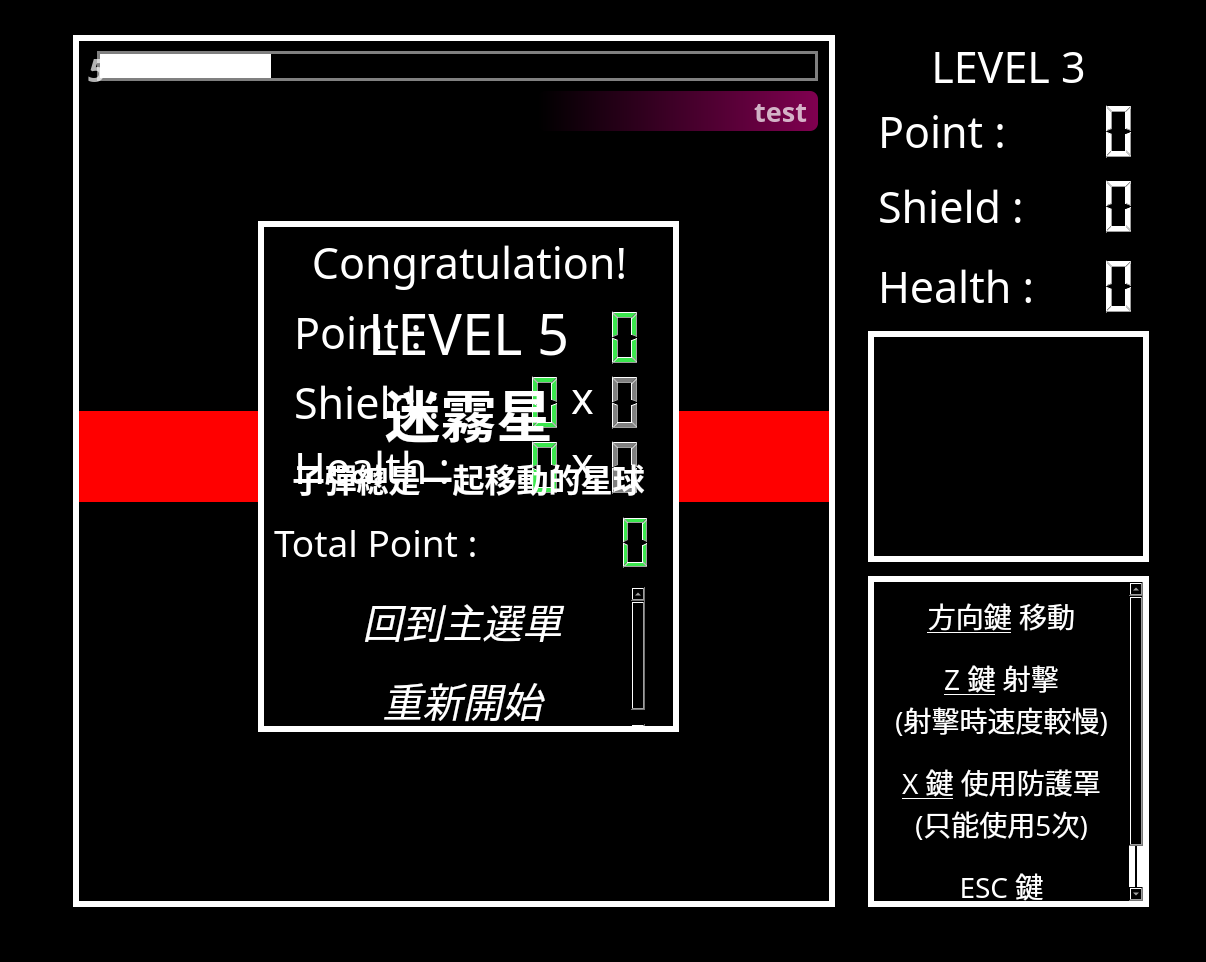
This is mainwindow.ui in alvin5716/Shooting-Game-Space-Defender as Qt 5 draws it before an edit. The edited form follows.
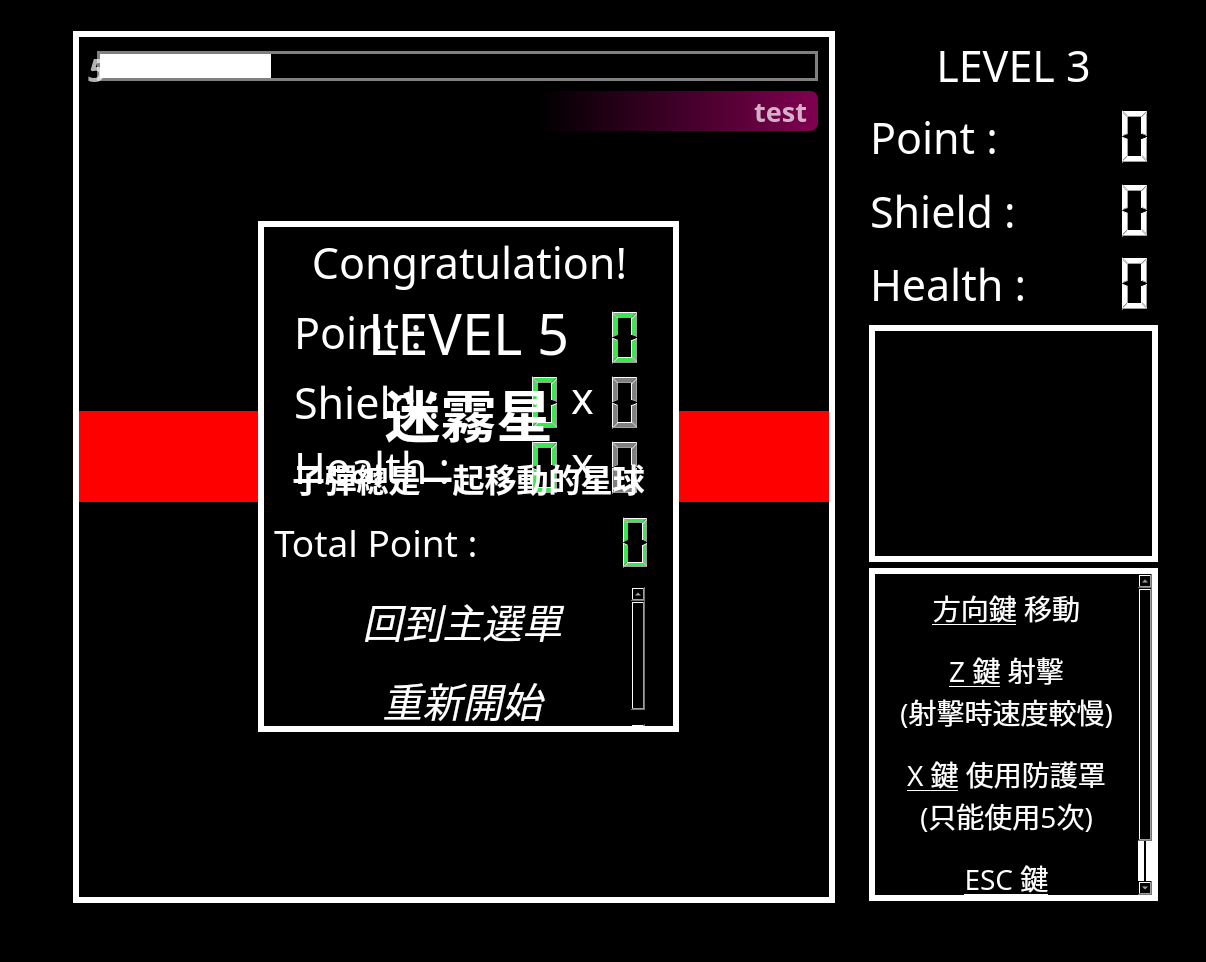
This is the edited form. The open tabs and pages were chosen to show the change. Icons and pictures are not drawn. Custom widgets are drawn as their Qt base class.

Commit message: width uncorrect

What changed in the file:
```diff
--- a/mainwindow.ui
+++ b/mainwindow.ui
@@ -18,8 +18,8 @@
   </property>
   <property name="minimumSize">
    <size>
-    <width>0</width>
-    <height>0</height>
+    <width>1200</width>
+    <height>940</height>
    </size>
   </property>
   <property name="maximumSize">
@@ -46,24 +46,17 @@
    <property name="styleSheet">
     <string notr="true"/>
    </property>
-   <layout class="QHBoxLayout" name="horizontalLayout_2">
-    <item>
-     <widget class="QWidget" name="spaceWidget_2" native="true">
-      <property name="sizePolicy">
-       <sizepolicy hsizetype="Expanding" vsizetype="Preferred">
-        <horstretch>0</horstretch>
-        <verstretch>0</verstretch>
-       </sizepolicy>
-      </property>
-      <property name="styleSheet">
-       <string notr="true"/>
-      </property>
-     </widget>
-    </item>
-    <item>
      <widget class="QStackedWidget" name="stackedWidget">
+    <property name="geometry">
+     <rect>
+      <x>28</x>
+      <y>11</y>
+      <width>1150</width>
+      <height>940</height>
+     </rect>
+    </property>
       <property name="sizePolicy">
-       <sizepolicy hsizetype="Preferred" vsizetype="Maximum">
+     <sizepolicy hsizetype="Maximum" vsizetype="Preferred">
         <horstretch>0</horstretch>
         <verstretch>0</verstretch>
        </sizepolicy>
@@ -155,27 +148,25 @@
        <zorder>QuitButton</zorder>
       </widget>
       <widget class="QWidget" name="GamePage">
-       <widget class="QGraphicsView" name="graphicsView">
-        <property name="geometry">
-         <rect>
-          <x>51</x>
-          <y>30</y>
-          <width>750</width>
-          <height>860</height>
-         </rect>
-        </property>
-       </widget>
        <widget class="QFrame" name="gameFrame">
         <property name="geometry">
          <rect>
           <x>45</x>
-          <y>24</y>
+        <y>20</y>
           <width>762</width>
           <height>872</height>
          </rect>
         </property>
+      <property name="sizePolicy">
+       <sizepolicy hsizetype="Minimum" vsizetype="Minimum">
+        <horstretch>0</horstretch>
+        <verstretch>0</verstretch>
+       </sizepolicy>
+      </property>
         <property name="styleSheet">
-         <string notr="true">border: 6px solid white;</string>
+       <string notr="true">QFrame{
+	border: 6px solid white;
+}</string>
         </property>
         <property name="frameShape">
          <enum>QFrame::StyledPanel</enum>
@@ -183,41 +174,21 @@
         <property name="frameShadow">
          <enum>QFrame::Raised</enum>
         </property>
-       </widget>
-       <widget class="QLCDNumber" name="PlayerLife">
+      <widget class="QGraphicsView" name="graphicsView">
         <property name="geometry">
          <rect>
-          <x>920</x>
-          <y>245</y>
-          <width>221</width>
-          <height>61</height>
+         <x>6</x>
+         <y>6</y>
+         <width>750</width>
+         <height>860</height>
          </rect>
         </property>
         <property name="styleSheet">
-         <string notr="true">color : white;</string>
-        </property>
-       </widget>
-       <widget class="QLabel" name="PlayerLifeLabel">
-        <property name="geometry">
-         <rect>
-          <x>850</x>
-          <y>230</y>
-          <width>171</width>
-          <height>91</height>
-         </rect>
-        </property>
-        <property name="font">
-         <font>
-          <family>Tw Cen MT</family>
-          <pointsize>32</pointsize>
-         </font>
-        </property>
-        <property name="styleSheet">
-         <string notr="true">color: white;</string>
-        </property>
-        <property name="text">
-         <string>Health :</string>
-        </property>
+        <string notr="true">QGraphicsView {
+	border: 0;
+}</string>
+       </property>
+      </widget>
        </widget>
        <widget class="QProgressBar" name="BossHealth">
         <property name="geometry">
@@ -339,115 +310,6 @@
          <set>Qt::AlignCenter</set>
         </property>
        </widget>
-       <widget class="QLabel" name="label_3">
-        <property name="geometry">
-         <rect>
-          <x>850</x>
-          <y>150</y>
-          <width>171</width>
-          <height>91</height>
-         </rect>
-        </property>
-        <property name="font">
-         <font>
-          <family>Tw Cen MT</family>
-          <pointsize>32</pointsize>
-         </font>
-        </property>
-        <property name="styleSheet">
-         <string notr="true">color: white;</string>
-        </property>
-        <property name="text">
-         <string>Shield :</string>
-        </property>
-       </widget>
-       <widget class="QLCDNumber" name="PlayerSkill">
-        <property name="geometry">
-         <rect>
-          <x>920</x>
-          <y>165</y>
-          <width>221</width>
-          <height>61</height>
-         </rect>
-        </property>
-        <property name="styleSheet">
-         <string notr="true">color : white;</string>
-        </property>
-       </widget>
-       <widget class="QLabel" name="label_4">
-        <property name="geometry">
-         <rect>
-          <x>850</x>
-          <y>75</y>
-          <width>131</width>
-          <height>91</height>
-         </rect>
-        </property>
-        <property name="font">
-         <font>
-          <family>Tw Cen MT</family>
-          <pointsize>32</pointsize>
-         </font>
-        </property>
-        <property name="styleSheet">
-         <string notr="true">color: white;</string>
-        </property>
-        <property name="text">
-         <string>Point :</string>
-        </property>
-       </widget>
-       <widget class="QLCDNumber" name="PlayerPoint">
-        <property name="geometry">
-         <rect>
-          <x>920</x>
-          <y>90</y>
-          <width>221</width>
-          <height>61</height>
-         </rect>
-        </property>
-        <property name="styleSheet">
-         <string notr="true">color : white;</string>
-        </property>
-       </widget>
-       <widget class="QTextBrowser" name="textBrowser">
-        <property name="geometry">
-         <rect>
-          <x>840</x>
-          <y>565</y>
-          <width>281</width>
-          <height>331</height>
-         </rect>
-        </property>
-        <property name="font">
-         <font>
-          <family>Abyssinica SIL</family>
-          <pointsize>12</pointsize>
-          <weight>75</weight>
-          <bold>true</bold>
-         </font>
-        </property>
-        <property name="styleSheet">
-         <string notr="true">border: 6px solid white;
-color:white;</string>
-        </property>
-        <property name="html">
-         <string>&lt;!DOCTYPE HTML PUBLIC &quot;-//W3C//DTD HTML 4.0//EN&quot; &quot;http://www.w3.org/TR/REC-html40/strict.dtd&quot;&gt;
-&lt;html&gt;&lt;head&gt;&lt;meta name=&quot;qrichtext&quot; content=&quot;1&quot; /&gt;&lt;style type=&quot;text/css&quot;&gt;
-p, li { white-space: pre-wrap; }
-&lt;/style&gt;&lt;/head&gt;&lt;body style=&quot; font-family:'Abyssinica SIL'; font-size:12pt; font-weight:600; font-style:normal;&quot;&gt;
-&lt;p align=&quot;center&quot; style=&quot; margin-top:0px; margin-bottom:0px; margin-left:0px; margin-right:0px; -qt-block-indent:0; text-indent:0px;&quot;&gt;&lt;span style=&quot; font-size:6px;&quot;&gt; &lt;/span&gt;&lt;/p&gt;
-&lt;p align=&quot;center&quot; style=&quot; margin-top:0px; margin-bottom:0px; margin-left:0px; margin-right:0px; -qt-block-indent:0; text-indent:0px;&quot;&gt;&lt;span style=&quot; font-family:'微軟正黑體'; font-size:28px; font-weight:400; text-decoration: underline;&quot;&gt;方向鍵&lt;/span&gt;&lt;span style=&quot; font-family:'微軟正黑體'; font-size:28px; font-weight:400;&quot;&gt; 移動&lt;/span&gt;&lt;/p&gt;
-&lt;p align=&quot;center&quot; style=&quot; margin-top:0px; margin-bottom:0px; margin-left:0px; margin-right:0px; -qt-block-indent:0; text-indent:0px;&quot;&gt;&lt;span style=&quot; font-family:'微軟正黑體'; font-size:14px; font-weight:400;&quot;&gt; &lt;/span&gt;&lt;/p&gt;
-&lt;p align=&quot;center&quot; style=&quot; margin-top:0px; margin-bottom:0px; margin-left:0px; margin-right:0px; -qt-block-indent:0; text-indent:0px;&quot;&gt;&lt;span style=&quot; font-family:'微軟正黑體'; font-size:28px; font-weight:400; text-decoration: underline;&quot;&gt;Z 鍵&lt;/span&gt;&lt;span style=&quot; font-family:'微軟正黑體'; font-size:28px; font-weight:400;&quot;&gt; 射擊&lt;/span&gt;&lt;/p&gt;
-&lt;p align=&quot;center&quot; style=&quot; margin-top:0px; margin-bottom:0px; margin-left:0px; margin-right:0px; -qt-block-indent:0; text-indent:0px;&quot;&gt;&lt;span style=&quot; font-family:'微軟正黑體'; font-size:28px; font-weight:400;&quot;&gt;(射擊時速度較慢)&lt;/span&gt;&lt;/p&gt;
-&lt;p align=&quot;center&quot; style=&quot; margin-top:0px; margin-bottom:0px; margin-left:0px; margin-right:0px; -qt-block-indent:0; text-indent:0px;&quot;&gt;&lt;span style=&quot; font-family:'微軟正黑體'; font-size:14px; font-weight:400;&quot;&gt; &lt;/span&gt;&lt;/p&gt;
-&lt;p align=&quot;center&quot; style=&quot; margin-top:0px; margin-bottom:0px; margin-left:0px; margin-right:0px; -qt-block-indent:0; text-indent:0px;&quot;&gt;&lt;span style=&quot; font-family:'微軟正黑體'; font-size:28px; font-weight:400; text-decoration: underline;&quot;&gt;X 鍵&lt;/span&gt;&lt;span style=&quot; font-family:'微軟正黑體'; font-size:28px; font-weight:400;&quot;&gt; 使用防護罩&lt;/span&gt;&lt;/p&gt;
-&lt;p align=&quot;center&quot; style=&quot; margin-top:0px; margin-bottom:0px; margin-left:0px; margin-right:0px; -qt-block-indent:0; text-indent:0px;&quot;&gt;&lt;span style=&quot; font-family:'微軟正黑體'; font-size:28px; font-weight:400;&quot;&gt;(只能使用5次)&lt;/span&gt;&lt;/p&gt;
-&lt;p align=&quot;center&quot; style=&quot; margin-top:0px; margin-bottom:0px; margin-left:0px; margin-right:0px; -qt-block-indent:0; text-indent:0px;&quot;&gt;&lt;span style=&quot; font-family:'微軟正黑體'; font-size:14px; font-weight:400;&quot;&gt; &lt;/span&gt;&lt;/p&gt;
-&lt;p align=&quot;center&quot; style=&quot; margin-top:0px; margin-bottom:0px; margin-left:0px; margin-right:0px; -qt-block-indent:0; text-indent:0px;&quot;&gt;&lt;span style=&quot; font-family:'微軟正黑體'; font-size:28px; font-weight:400; text-decoration: underline;&quot;&gt;ESC 鍵&lt;/span&gt;&lt;/p&gt;
-&lt;p align=&quot;center&quot; style=&quot; margin-top:0px; margin-bottom:0px; margin-left:0px; margin-right:0px; -qt-block-indent:0; text-indent:0px;&quot;&gt;&lt;span style=&quot; font-family:'微軟正黑體'; font-size:28px; font-weight:400;&quot;&gt;暫停遊戲&lt;/span&gt;&lt;/p&gt;&lt;/body&gt;&lt;/html&gt;</string>
-        </property>
-       </widget>
        <widget class="QStackedWidget" name="EndList">
         <property name="geometry">
          <rect>
@@ -1049,60 +911,6 @@
          </widget>
         </widget>
        </widget>
-       <widget class="QTextBrowser" name="textBrowser_5">
-        <property name="geometry">
-         <rect>
-          <x>840</x>
-          <y>320</y>
-          <width>281</width>
-          <height>231</height>
-         </rect>
-        </property>
-        <property name="font">
-         <font>
-          <family>Abyssinica SIL</family>
-          <pointsize>12</pointsize>
-          <weight>75</weight>
-          <bold>true</bold>
-         </font>
-        </property>
-        <property name="styleSheet">
-         <string notr="true">border: 6px solid white;
-background-image:url(&quot;:/res/title2.png&quot;);</string>
-        </property>
-        <property name="html">
-         <string>&lt;!DOCTYPE HTML PUBLIC &quot;-//W3C//DTD HTML 4.0//EN&quot; &quot;http://www.w3.org/TR/REC-html40/strict.dtd&quot;&gt;
-&lt;html&gt;&lt;head&gt;&lt;meta name=&quot;qrichtext&quot; content=&quot;1&quot; /&gt;&lt;style type=&quot;text/css&quot;&gt;
-p, li { white-space: pre-wrap; }
-&lt;/style&gt;&lt;/head&gt;&lt;body style=&quot; font-family:'Abyssinica SIL'; font-size:12pt; font-weight:600; font-style:normal;&quot;&gt;
-&lt;p align=&quot;center&quot; style=&quot;-qt-paragraph-type:empty; margin-top:0px; margin-bottom:0px; margin-left:0px; margin-right:0px; -qt-block-indent:0; text-indent:0px; font-family:'微軟正黑體'; font-weight:400;&quot;&gt;&lt;br /&gt;&lt;/p&gt;&lt;/body&gt;&lt;/html&gt;</string>
-        </property>
-       </widget>
-       <widget class="QLabel" name="levelLabel">
-        <property name="geometry">
-         <rect>
-          <x>840</x>
-          <y>30</y>
-          <width>281</width>
-          <height>51</height>
-         </rect>
-        </property>
-        <property name="font">
-         <font>
-          <family>Tw Cen MT</family>
-          <pointsize>32</pointsize>
-         </font>
-        </property>
-        <property name="styleSheet">
-         <string notr="true">color: white;</string>
-        </property>
-        <property name="text">
-         <string>LEVEL 3</string>
-        </property>
-        <property name="alignment">
-         <set>Qt::AlignCenter</set>
-        </property>
-       </widget>
        <widget class="QStackedWidget" name="levelIntro">
         <property name="geometry">
          <rect>
@@ -1285,8 +1093,129 @@
          </widget>
         </widget>
        </widget>
-       <zorder>gameFrame</zorder>
-       <zorder>graphicsView</zorder>
+     <widget class="QWidget" name="rightWidget" native="true">
+      <property name="geometry">
+       <rect>
+        <x>830</x>
+        <y>10</y>
+        <width>311</width>
+        <height>891</height>
+       </rect>
+      </property>
+      <property name="sizePolicy">
+       <sizepolicy hsizetype="Minimum" vsizetype="Maximum">
+        <horstretch>0</horstretch>
+        <verstretch>0</verstretch>
+       </sizepolicy>
+      </property>
+      <property name="minimumSize">
+       <size>
+        <width>311</width>
+        <height>0</height>
+       </size>
+      </property>
+      <property name="maximumSize">
+       <size>
+        <width>311</width>
+        <height>16777215</height>
+       </size>
+      </property>
+      <layout class="QVBoxLayout" name="verticalLayout_2">
+       <item>
+        <widget class="QLabel" name="levelLabel">
+         <property name="font">
+          <font>
+           <family>Tw Cen MT</family>
+           <pointsize>32</pointsize>
+          </font>
+         </property>
+         <property name="styleSheet">
+          <string notr="true">color: white;</string>
+         </property>
+         <property name="text">
+          <string>LEVEL 3</string>
+         </property>
+         <property name="alignment">
+          <set>Qt::AlignCenter</set>
+         </property>
+        </widget>
+       </item>
+       <item>
+        <widget class="QWidget" name="horizontalWidget" native="true">
+         <widget class="QLCDNumber" name="PlayerPoint">
+          <property name="geometry">
+           <rect>
+            <x>120</x>
+            <y>1</y>
+            <width>171</width>
+            <height>61</height>
+           </rect>
+          </property>
+          <property name="styleSheet">
+           <string notr="true">color : white;</string>
+          </property>
+         </widget>
+         <widget class="QLabel" name="label_4">
+          <property name="geometry">
+           <rect>
+            <x>1</x>
+            <y>1</y>
+            <width>128</width>
+            <height>62</height>
+           </rect>
+          </property>
+          <property name="font">
+           <font>
+            <family>Tw Cen MT</family>
+            <pointsize>32</pointsize>
+           </font>
+          </property>
+          <property name="styleSheet">
+           <string notr="true">color: white;</string>
+          </property>
+          <property name="text">
+           <string>Point :</string>
+          </property>
+         </widget>
+        </widget>
+       </item>
+       <item>
+        <widget class="QWidget" name="horizontalWidget_2" native="true">
+         <widget class="QLabel" name="label_3">
+          <property name="geometry">
+           <rect>
+            <x>1</x>
+            <y>1</y>
+            <width>157</width>
+            <height>62</height>
+           </rect>
+          </property>
+          <property name="font">
+           <font>
+            <family>Tw Cen MT</family>
+            <pointsize>32</pointsize>
+           </font>
+          </property>
+          <property name="styleSheet">
+           <string notr="true">color: white;</string>
+          </property>
+          <property name="text">
+           <string>Shield :</string>
+          </property>
+         </widget>
+         <widget class="QLCDNumber" name="PlayerSkill">
+          <property name="geometry">
+           <rect>
+            <x>120</x>
+            <y>1</y>
+            <width>171</width>
+            <height>61</height>
+           </rect>
+          </property>
+          <property name="styleSheet">
+           <string notr="true">color : white;</string>
+          </property>
+         </widget>
        <zorder>PlayerSkill</zorder>
        <zorder>PlayerLife</zorder>
        <zorder>BossHealth</zorder>
@@ -1294,14 +1223,131 @@
        <zorder>BossLives</zorder>
        <zorder>WarningBar</zorder>
        <zorder>label_3</zorder>
+        </widget>
+       </item>
+       <item>
+        <widget class="QWidget" name="horizontalWidget_3" native="true">
+         <widget class="QLabel" name="PlayerLifeLabel">
+          <property name="geometry">
+           <rect>
+            <x>1</x>
+            <y>1</y>
+            <width>164</width>
+            <height>62</height>
+           </rect>
+          </property>
+          <property name="font">
+           <font>
+            <family>Tw Cen MT</family>
+            <pointsize>32</pointsize>
+           </font>
+          </property>
+          <property name="styleSheet">
+           <string notr="true">color: white;</string>
+          </property>
+          <property name="text">
+           <string>Health :</string>
+          </property>
+         </widget>
+         <widget class="QLCDNumber" name="PlayerLife">
+          <property name="geometry">
+           <rect>
+            <x>120</x>
+            <y>1</y>
+            <width>171</width>
+            <height>61</height>
+           </rect>
+          </property>
+          <property name="styleSheet">
+           <string notr="true">color : white;</string>
+          </property>
+         </widget>
+         <zorder>PlayerLife</zorder>
        <zorder>PlayerLifeLabel</zorder>
-       <zorder>PlayerPoint</zorder>
-       <zorder>label_4</zorder>
-       <zorder>textBrowser</zorder>
-       <zorder>EndList</zorder>
-       <zorder>textBrowser_5</zorder>
-       <zorder>levelLabel</zorder>
-       <zorder>levelIntro</zorder>
+        </widget>
+       </item>
+       <item>
+        <widget class="QTextBrowser" name="textBrowser_5">
+         <property name="sizePolicy">
+          <sizepolicy hsizetype="Minimum" vsizetype="Minimum">
+           <horstretch>0</horstretch>
+           <verstretch>0</verstretch>
+          </sizepolicy>
+         </property>
+         <property name="minimumSize">
+          <size>
+           <width>287</width>
+           <height>237</height>
+          </size>
+         </property>
+         <property name="font">
+          <font>
+           <family>Abyssinica SIL</family>
+           <pointsize>12</pointsize>
+           <weight>75</weight>
+           <bold>true</bold>
+          </font>
+         </property>
+         <property name="styleSheet">
+          <string notr="true">border: 6px solid white;
+background-image:url(&quot;:/res/title2.png&quot;);</string>
+         </property>
+         <property name="html">
+          <string>&lt;!DOCTYPE HTML PUBLIC &quot;-//W3C//DTD HTML 4.0//EN&quot; &quot;http://www.w3.org/TR/REC-html40/strict.dtd&quot;&gt;
+&lt;html&gt;&lt;head&gt;&lt;meta name=&quot;qrichtext&quot; content=&quot;1&quot; /&gt;&lt;style type=&quot;text/css&quot;&gt;
+p, li { white-space: pre-wrap; }
+&lt;/style&gt;&lt;/head&gt;&lt;body style=&quot; font-family:'Abyssinica SIL'; font-size:12pt; font-weight:600; font-style:normal;&quot;&gt;
+&lt;p align=&quot;center&quot; style=&quot;-qt-paragraph-type:empty; margin-top:0px; margin-bottom:0px; margin-left:0px; margin-right:0px; -qt-block-indent:0; text-indent:0px; font-family:'微軟正黑體'; font-weight:400;&quot;&gt;&lt;br /&gt;&lt;/p&gt;&lt;/body&gt;&lt;/html&gt;</string>
+         </property>
+        </widget>
+       </item>
+       <item>
+        <widget class="QTextBrowser" name="textBrowser">
+         <property name="sizePolicy">
+          <sizepolicy hsizetype="Minimum" vsizetype="Minimum">
+           <horstretch>0</horstretch>
+           <verstretch>0</verstretch>
+          </sizepolicy>
+         </property>
+         <property name="minimumSize">
+          <size>
+           <width>289</width>
+           <height>333</height>
+          </size>
+         </property>
+         <property name="font">
+          <font>
+           <family>Abyssinica SIL</family>
+           <pointsize>12</pointsize>
+           <weight>75</weight>
+           <bold>true</bold>
+          </font>
+         </property>
+         <property name="styleSheet">
+          <string notr="true">border: 6px solid white;
+color:white;</string>
+         </property>
+         <property name="html">
+          <string>&lt;!DOCTYPE HTML PUBLIC &quot;-//W3C//DTD HTML 4.0//EN&quot; &quot;http://www.w3.org/TR/REC-html40/strict.dtd&quot;&gt;
+&lt;html&gt;&lt;head&gt;&lt;meta name=&quot;qrichtext&quot; content=&quot;1&quot; /&gt;&lt;style type=&quot;text/css&quot;&gt;
+p, li { white-space: pre-wrap; }
+&lt;/style&gt;&lt;/head&gt;&lt;body style=&quot; font-family:'Abyssinica SIL'; font-size:12pt; font-weight:600; font-style:normal;&quot;&gt;
+&lt;p align=&quot;center&quot; style=&quot; margin-top:0px; margin-bottom:0px; margin-left:0px; margin-right:0px; -qt-block-indent:0; text-indent:0px;&quot;&gt;&lt;span style=&quot; font-size:6px;&quot;&gt; &lt;/span&gt;&lt;/p&gt;
+&lt;p align=&quot;center&quot; style=&quot; margin-top:0px; margin-bottom:0px; margin-left:0px; margin-right:0px; -qt-block-indent:0; text-indent:0px;&quot;&gt;&lt;span style=&quot; font-family:'微軟正黑體'; font-size:28px; font-weight:400; text-decoration: underline;&quot;&gt;方向鍵&lt;/span&gt;&lt;span style=&quot; font-family:'微軟正黑體'; font-size:28px; font-weight:400;&quot;&gt; 移動&lt;/span&gt;&lt;/p&gt;
+&lt;p align=&quot;center&quot; style=&quot; margin-top:0px; margin-bottom:0px; margin-left:0px; margin-right:0px; -qt-block-indent:0; text-indent:0px;&quot;&gt;&lt;span style=&quot; font-family:'微軟正黑體'; font-size:14px; font-weight:400;&quot;&gt; &lt;/span&gt;&lt;/p&gt;
+&lt;p align=&quot;center&quot; style=&quot; margin-top:0px; margin-bottom:0px; margin-left:0px; margin-right:0px; -qt-block-indent:0; text-indent:0px;&quot;&gt;&lt;span style=&quot; font-family:'微軟正黑體'; font-size:28px; font-weight:400; text-decoration: underline;&quot;&gt;Z 鍵&lt;/span&gt;&lt;span style=&quot; font-family:'微軟正黑體'; font-size:28px; font-weight:400;&quot;&gt; 射擊&lt;/span&gt;&lt;/p&gt;
+&lt;p align=&quot;center&quot; style=&quot; margin-top:0px; margin-bottom:0px; margin-left:0px; margin-right:0px; -qt-block-indent:0; text-indent:0px;&quot;&gt;&lt;span style=&quot; font-family:'微軟正黑體'; font-size:28px; font-weight:400;&quot;&gt;(射擊時速度較慢)&lt;/span&gt;&lt;/p&gt;
+&lt;p align=&quot;center&quot; style=&quot; margin-top:0px; margin-bottom:0px; margin-left:0px; margin-right:0px; -qt-block-indent:0; text-indent:0px;&quot;&gt;&lt;span style=&quot; font-family:'微軟正黑體'; font-size:14px; font-weight:400;&quot;&gt; &lt;/span&gt;&lt;/p&gt;
+&lt;p align=&quot;center&quot; style=&quot; margin-top:0px; margin-bottom:0px; margin-left:0px; margin-right:0px; -qt-block-indent:0; text-indent:0px;&quot;&gt;&lt;span style=&quot; font-family:'微軟正黑體'; font-size:28px; font-weight:400; text-decoration: underline;&quot;&gt;X 鍵&lt;/span&gt;&lt;span style=&quot; font-family:'微軟正黑體'; font-size:28px; font-weight:400;&quot;&gt; 使用防護罩&lt;/span&gt;&lt;/p&gt;
+&lt;p align=&quot;center&quot; style=&quot; margin-top:0px; margin-bottom:0px; margin-left:0px; margin-right:0px; -qt-block-indent:0; text-indent:0px;&quot;&gt;&lt;span style=&quot; font-family:'微軟正黑體'; font-size:28px; font-weight:400;&quot;&gt;(只能使用5次)&lt;/span&gt;&lt;/p&gt;
+&lt;p align=&quot;center&quot; style=&quot; margin-top:0px; margin-bottom:0px; margin-left:0px; margin-right:0px; -qt-block-indent:0; text-indent:0px;&quot;&gt;&lt;span style=&quot; font-family:'微軟正黑體'; font-size:14px; font-weight:400;&quot;&gt; &lt;/span&gt;&lt;/p&gt;
+&lt;p align=&quot;center&quot; style=&quot; margin-top:0px; margin-bottom:0px; margin-left:0px; margin-right:0px; -qt-block-indent:0; text-indent:0px;&quot;&gt;&lt;span style=&quot; font-family:'微軟正黑體'; font-size:28px; font-weight:400; text-decoration: underline;&quot;&gt;ESC 鍵&lt;/span&gt;&lt;/p&gt;
+&lt;p align=&quot;center&quot; style=&quot; margin-top:0px; margin-bottom:0px; margin-left:0px; margin-right:0px; -qt-block-indent:0; text-indent:0px;&quot;&gt;&lt;span style=&quot; font-family:'微軟正黑體'; font-size:28px; font-weight:400;&quot;&gt;暫停遊戲&lt;/span&gt;&lt;/p&gt;&lt;/body&gt;&lt;/html&gt;</string>
+         </property>
+        </widget>
+       </item>
+      </layout>
+     </widget>
       </widget>
       <widget class="QWidget" name="SelectPage">
        <property name="styleSheet">
@@ -1693,21 +1739,6 @@
        </widget>
       </widget>
      </widget>
-    </item>
-    <item>
-     <widget class="QWidget" name="spaceWidget" native="true">
-      <property name="sizePolicy">
-       <sizepolicy hsizetype="Expanding" vsizetype="Preferred">
-        <horstretch>0</horstretch>
-        <verstretch>0</verstretch>
-       </sizepolicy>
-      </property>
-      <property name="styleSheet">
-       <string notr="true"/>
-      </property>
-     </widget>
-    </item>
-   </layout>
   </widget>
  </widget>
  <layoutdefault spacing="6" margin="11"/>
```
Left out of the diff: 7 changed lines with no effect on the pictures. Lines whose indentation alone changed are shown as unchanged. The commit also changes 6 other files.
